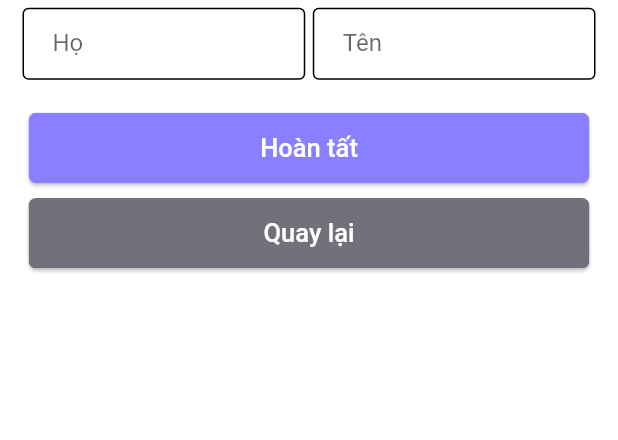
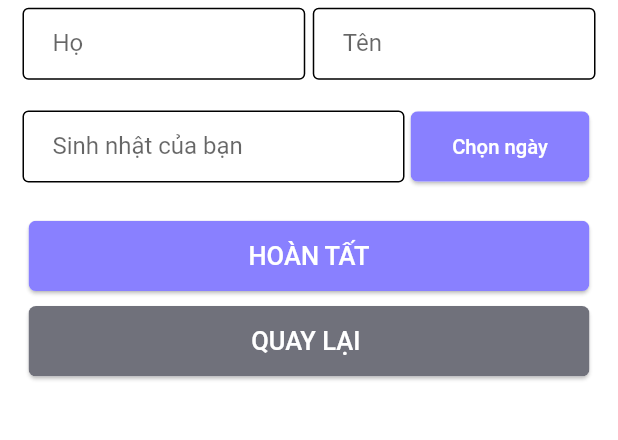
Before and after one commit to manhhnguyendev/PlayTogether_Hirer_Mobile, a Flutter app: the CompleteProfilePage screen opened by its route, on a phone screen of 412 x 824 dp, the part 556-996 px from its top. Run offline on Flutter 3.47's test engine with Material 2 defaults, Android fonts, the phone set to English and light mode, and no system bars.

Commit message:
update datepicker

```diff
--- a/lib/const.dart
+++ b/lib/const.dart
@@ -9,7 +9,7 @@ const String emailNullError = "- Vui lòng nhập email !";
 const String invalidEmailError = "- Email nhập không đúng định dạng !";
 const String passNullError = "- Vui lòng nhập mật khẩu !";
 const String invalidPassError =
-    "- Mật khẩu từ 8-30 kí tự, \ncó ít nhất 1 số 1 chữ hoa, 1 kí tự đặc biệt !";
+    "- Mật khẩu từ 8-30 kí tự, có ít nhất 1 số 1 chữ hoa, 1 kí tự đặc biệt!";
 const String matchPassError = "- Mật khẩu xác nhận không trùng khớp !";
 const String confirmNullError = "- Mật khẩu xác nhận lại chưa được nhập !";
 const String namelNullError = "- Vui lòng nhập họ tên !";
--- a/lib/screen/complete_profile_screen/complete_profile_form.dart
+++ b/lib/screen/complete_profile_screen/complete_profile_form.dart
@@ -13,9 +13,13 @@ class CompleteProfileForm extends StatefulWidget {
 
 class _CompleteProfileFormState extends State<CompleteProfileForm> {
   final _formKey = GlobalKey<FormState>();
+  final initialDate = DateTime.now();
   String firstName = "";
   String lastName = "";
-  String birthday = "";
+  late DateTime rawBirthday;
+  ValueNotifier<String> notiBirth = ValueNotifier<String>("Ngày sinh của bạn");
+  //String birthday = "";
+  final tec = TextEditingController();
   String province = "";
   final List listErrorFirstName = [''];
   final List listErrorLastName = [''];
@@ -38,6 +42,24 @@ class _CompleteProfileFormState extends State<CompleteProfileForm> {
     }
   }
 
+  void convertBirthday() {
+    if (rawBirthday == null) {
+      notiBirth.value = "Ngày sinh của bạn";
+    } else {
+      notiBirth.value =
+          '${rawBirthday.day}/${rawBirthday.month}/${rawBirthday.year}';
+    }
+  }
+
+  @override
+  void initState() {
+    notiBirth = ValueNotifier<String>("Ngày sinh của bạn");
+    notiBirth.addListener(() {
+      tec.text = notiBirth.value;
+    });
+    super.initState();
+  }
+
   @override
   Widget build(BuildContext context) {
     return Form(
@@ -47,7 +69,7 @@ class _CompleteProfileFormState extends State<CompleteProfileForm> {
           Padding(
             padding: const EdgeInsets.all(5.0),
             child: Column(
-              children: [
+              children: <Widget>[
                 Row(
                   children: [
                     Expanded(flex: 1, child: buildFirstNameField()),
@@ -70,8 +92,10 @@ class _CompleteProfileFormState extends State<CompleteProfileForm> {
                         child: FormError(listError: listErrorFirstName)),
                   ],
                 ),
+                buildBirthdayArea(),
+                FormError(listError: listErrorBirthday),
                 MainButton(
-                    text: "Hoàn tất",
+                    text: "HOÀN TẤT",
                     onpress: () {
                       if (_formKey.currentState == null) {
                         print("_formKey.currentState is null!");
@@ -86,7 +110,7 @@ class _CompleteProfileFormState extends State<CompleteProfileForm> {
                         }
                       }
                     }),
-                GoBackButton(text: "Quay lại", onpress: () {}),
+                GoBackButton(text: "QUAY LẠI ", onpress: () {}),
               ],
             ),
           )
@@ -177,4 +201,95 @@ class _CompleteProfileFormState extends State<CompleteProfileForm> {
       ),
     );
   }
+
+  Container buildBirthdayArea() {
+    return Container(
+      child: Row(
+        children: [
+          Expanded(
+            flex: 2,
+            child: TextFormField(
+              controller: tec,
+              //initialValue: tec.text,
+              readOnly: true,
+              onSaved: (newValue) {
+                notiBirth.value = newValue!;
+              },
+              onChanged: (value) {
+                if (value.isNotEmpty &&
+                    listErrorBirthday.contains(birthdayNullError)) {
+                  removeError(listErrorLastName, error: birthdayNullError);
+                }
+                return null;
+              },
+              validator: (value) {
+                if ((value!.isEmpty) &&
+                    !listErrorBirthday.contains(birthdayNullError)) {
+                  addError(listErrorBirthday, error: birthdayNullError);
+                  return "";
+                }
+                return null;
+              },
+              decoration: const InputDecoration(
+                counterText: "",
+                floatingLabelBehavior: FloatingLabelBehavior.never,
+                contentPadding: EdgeInsets.symmetric(horizontal: 20),
+                labelText: "Sinh nhật của bạn",
+                //hintText: "Chọn ngày sinh nhật",
+                enabledBorder: OutlineInputBorder(
+                  gapPadding: 10,
+                ),
+                focusedBorder: OutlineInputBorder(
+                  gapPadding: 10,
+                ),
+                focusedErrorBorder: OutlineInputBorder(
+                    gapPadding: 10, borderSide: BorderSide(color: Colors.red)),
+                errorBorder: (OutlineInputBorder(
+                    gapPadding: 10, borderSide: BorderSide(color: Colors.red))),
+                errorStyle: TextStyle(height: 0, color: Colors.red),
+              ),
+            ),
+          ),
+          Expanded(
+              flex: 1,
+              child: SizedBox(
+                //margin: EdgeInsets.fromLTRB(5, 0, 0, 0),
+                height: 55,
+                child: Card(
+                  shape: RoundedRectangleBorder(
+                    borderRadius: BorderRadius.circular(5),
+                  ),
+                  child: ClipRRect(
+                    borderRadius: BorderRadius.circular(5),
+                    child: FlatButton(
+                      color: const Color.fromRGBO(
+                        137,
+                        128,
+                        255,
+                        1,
+                      ),
+                      //padding: EdgeInsets.symmetric(vertical: 10, horizontal: 40),
+                      onPressed: () {
+                        showDatePicker(
+                          context: context,
+                          initialDate: DateTime.now(),
+                          firstDate: DateTime(DateTime.now().year - 100),
+                          lastDate: DateTime(DateTime.now().year + 1),
+                        ).then((date) {
+                          rawBirthday = date!;
+                          convertBirthday();
+                          print(notiBirth.value + "at button");
+                        });
+                      },
+                      child: const Text("Chọn ngày",
+                          style:
+                              TextStyle(color: Colors.white, fontSize: 13.5)),
+                    ),
+                  ),
+                ),
+              ))
+        ],
+      ),
+    );
+  }
 }
--- a/lib/screen/register_screen/register_page.dart
+++ b/lib/screen/register_screen/register_page.dart
@@ -2,7 +2,7 @@ import 'package:flutter/material.dart';
 import 'package:playtogether_hirer/screen/register_screen/register_form.dart';
 
 class RegisterPage extends StatelessWidget {
-  static String routeName = "sign_up";
+  static String routeName = "register";
   @override
   Widget build(BuildContext context) {
     Size size = MediaQuery.of(context).size;
--- a/pubspec.yaml
+++ b/pubspec.yaml
@@ -33,9 +33,7 @@ dependencies:
   # The following adds the Cupertino Icons font to your application.
   # Use with the CupertinoIcons class for iOS style icons.
   cupertino_icons: ^1.0.2
-  passwordfield: ^0.1.0
   provider: ^6.0.2
-  table_calendar: ^3.0.3
 
 dev_dependencies:
   flutter_test:
```
Also changed, not shown: lib/screen/register_screen/register_form.dart (+6 -6 lines), pubspec.lock.
